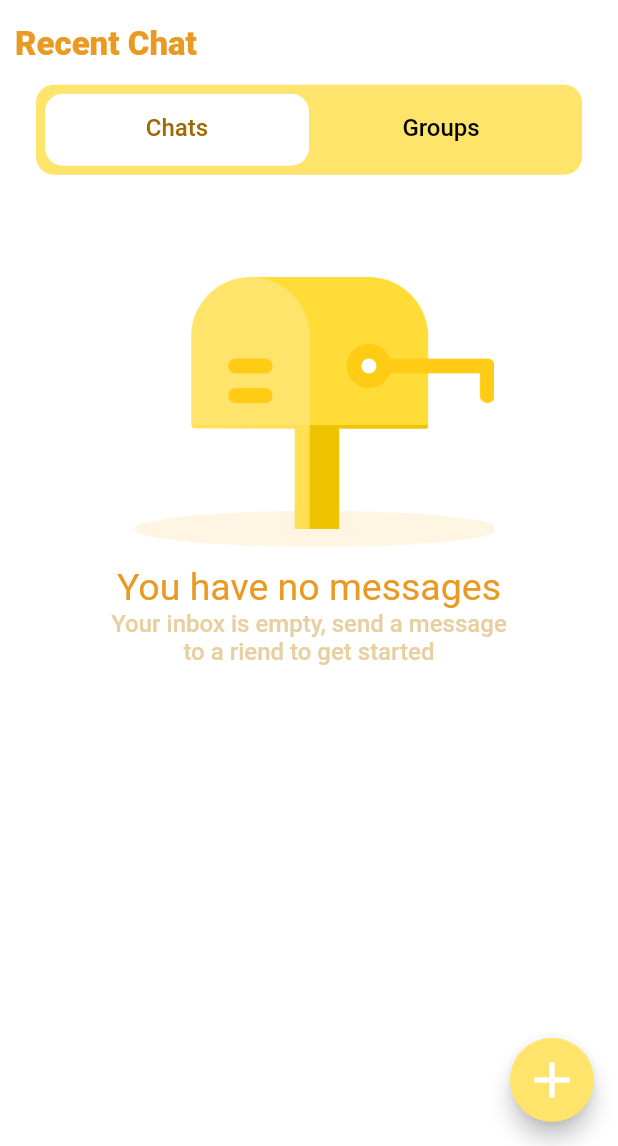
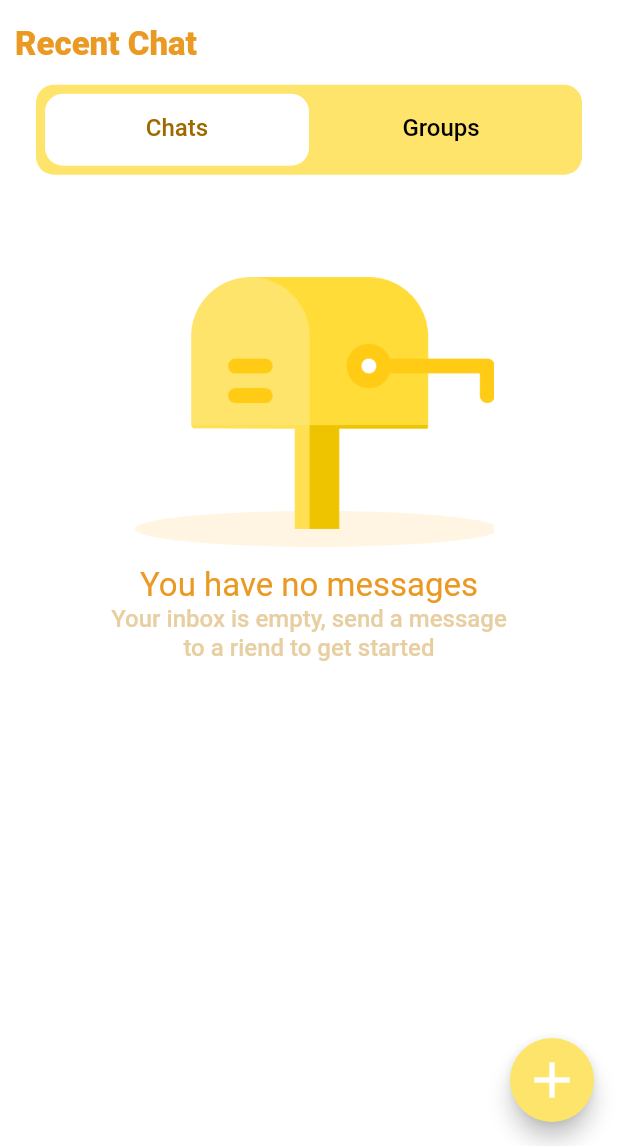
Before and after one commit to mahmoudsalah37/connectycube_chat, a Flutter app: the HomePage screen opened by its route, on a phone screen of 412 x 824 dp, the part 90-1236 px from its top. Run offline on Flutter 3.47's test engine with Material 2 defaults, Android fonts, the phone set to English and light mode, and no system bars; our stand-ins replace equatable, get, get_it, image_picker, internet_connection_checker, lottie and 1 more; missing offline and left inert: connectycube_sdk; accounts and stored records are empty; statements that could not run were skipped.

Commit message:
complete design

```diff
--- a/lib/core/src/theme.dart
+++ b/lib/core/src/theme.dart
@@ -26,7 +26,7 @@ class CustomsThemes {
     textTheme: const TextTheme(
       /// color black ,size 25 , weight 400
       headline1: TextStyle(
-        fontSize: 25,
+        fontSize: 22,
         fontWeight: FontWeight.w400,
         color: CustomColors.yellowDeepColor,
       ),
--- a/lib/features/auth/presentation/widgets/auth_text_field.dart
+++ b/lib/features/auth/presentation/widgets/auth_text_field.dart
@@ -39,7 +39,7 @@ class _AuthTextFieldState extends State<AuthTextField> {
       child: TextField(
         obscureText: passwordVisibility,
         controller: widget.controller,
-        style: theme.textTheme.headline2,
+        style: theme.textTheme.headline,
         keyboardType: widget.inputType,
         textInputAction: TextInputAction.next,
         decoration: CustomStyle.authInputDecoration.copyWith(
```
